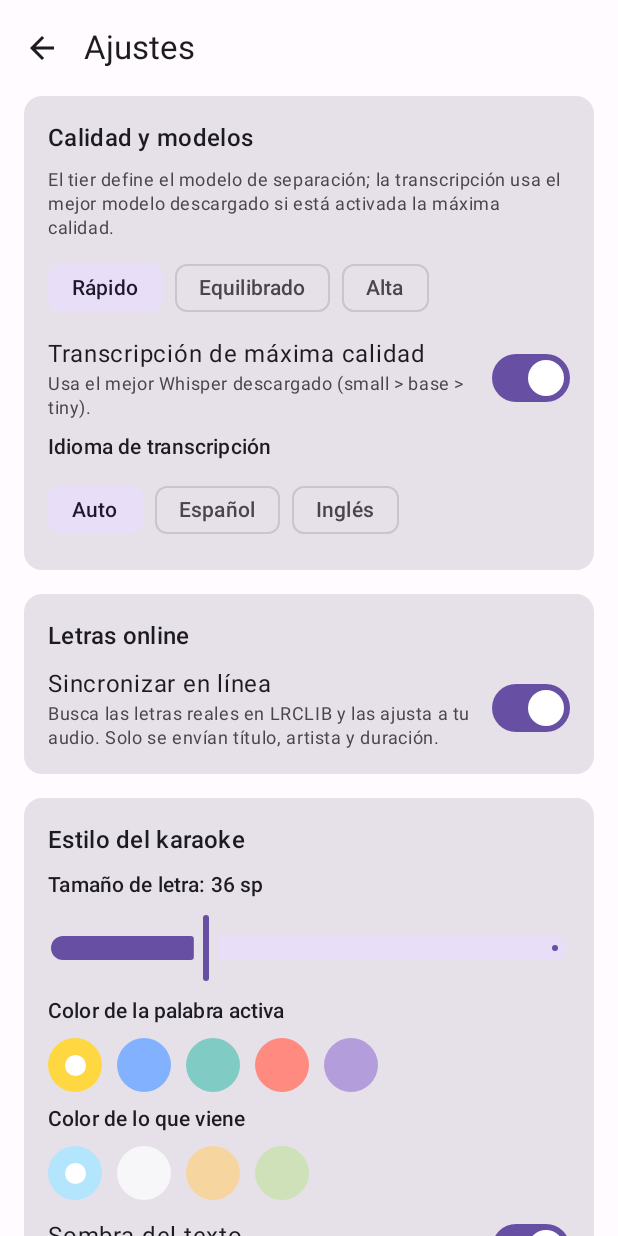
After one commit to TheJorseman/KaraokIAndroid, an Android app built with Jetpack Compose: the SettingsScreen screen opened through its navigation route, on a phone screen of 412 x 824 dp. The commit adds this screen. Run offline under Robolectric (Android 15) with nearby library versions, the phone set to English and light mode, and no system bars; our stand-ins replace Dagger/Hilt's generated code, Room's generated code.

Commit message:
P1 and P2: settings screen, library search/sort, autoplay queue, party mode, Play Store readiness
P1:
- Settings screen (Ajustes): tier selector, transcription language, lyrics-sync and high-quality-transcription toggles, and karaoke style (font size slider, active/upcoming color presets, shadow) — the persisted KaraokeStyle is now actually applied to the lyrics renderer live.
- Library: search field (title/artist) and sort menu (recent/title/duration) backed by LibraryViewModel.visibleSongs.
- Playback queue with autoplay: the player tracks the READY songs and hands the next id to navigation when the current one ends (circular), replacing the player route.
- Party mode basics: the screen stays on while the karaoke player is open.

P2:
- Play Store readiness: docs/privacy-policy.md (local processing story, LRCLIB data-safety), :app:bundleRelease verified (signed AAB, 164 MB).
- emulator-e2e.yml: manual-dispatch workflow running connectedDebugAndroidTest on a KVM emulator.
- TODO.md rewritten: P0/P1/P2 delivered items moved to current state; remaining items refreshed with new proposals (karaoke scoring, CTC alignment, party queue, feature delivery for AAB size).

```diff
--- a/app/src/main/java/com/karaokei/android/navigation/KaraokeNavHost.kt
+++ b/app/src/main/java/com/karaokei/android/navigation/KaraokeNavHost.kt
@@ -43,6 +43,7 @@ object Routes {
     const val PLAYER = "player/{songId}"
     const val IMPORT = "import"
     const val MODEL_MANAGER = "model_manager"
+    const val SETTINGS = "settings"
 
     fun detail(songId: String): String = "detail/$songId"
     fun player(songId: String): String = "player/$songId"
@@ -119,6 +120,12 @@ fun KaraokeNavHost(rootViewModel: RootViewModel = hiltViewModel()) {
                             PipelineForegroundService.startQueue(context)
                         },
                         onOpenModelManager = { navController.navigate(Routes.MODEL_MANAGER) },
+                        onOpenSettings = { navController.navigate(Routes.SETTINGS) },
+                    )
+                }
+                composable(Routes.SETTINGS) {
+                    com.karaokei.feature.library.SettingsScreen(
+                        onBack = { navController.popBackStack() },
                     )
                 }
                 composable(Routes.IMPORT) {
@@ -151,6 +158,13 @@ fun KaraokeNavHost(rootViewModel: RootViewModel = hiltViewModel()) {
                     KaraokePlayerScreen(
                         songId = songId,
                         onBack = { navController.popBackStack() },
+                        onSongFinished = { nextId ->
+                            // Autoplay queue: replace the player route
+                            // with the next song, keeping the back stack
+                            // clean (back returns to the library).
+                            navController.popBackStack()
+                            navController.navigate(Routes.player(nextId))
+                        },
                     )
                 }
                 composable(Routes.MODEL_MANAGER) {
--- a/feature/library/src/main/java/com/karaokei/feature/library/LibraryScreen.kt
+++ b/feature/library/src/main/java/com/karaokei/feature/library/LibraryScreen.kt
@@ -18,12 +18,19 @@ import androidx.compose.material.icons.outlined.CheckCircle
 import androidx.compose.material.icons.outlined.ErrorOutline
 import androidx.compose.material.icons.outlined.GraphicEq
 import androidx.compose.material.icons.outlined.Input
+import androidx.compose.material.icons.outlined.Search
+import androidx.compose.material.icons.outlined.Settings
+import androidx.compose.material.icons.outlined.Sort
 import androidx.compose.material.icons.outlined.Subtitles
 import androidx.compose.material.icons.outlined.Timeline
 import androidx.compose.material3.Card
+import androidx.compose.material3.DropdownMenu
+import androidx.compose.material3.DropdownMenuItem
 import androidx.compose.material3.ExtendedFloatingActionButton
 import androidx.compose.material3.Icon
+import androidx.compose.material3.IconButton
 import androidx.compose.material3.MaterialTheme
+import androidx.compose.material3.OutlinedTextField
 import androidx.compose.material3.Scaffold
 import androidx.compose.material3.Text
 import androidx.compose.material3.TextButton
@@ -31,6 +38,9 @@ import androidx.compose.material3.TopAppBar
 import androidx.compose.material3.ExperimentalMaterial3Api
 import androidx.compose.runtime.Composable
 import androidx.compose.runtime.getValue
+import androidx.compose.runtime.mutableStateOf
+import androidx.compose.runtime.remember
+import androidx.compose.runtime.setValue
 import androidx.compose.ui.Alignment
 import androidx.compose.ui.Modifier
 import androidx.compose.ui.graphics.Color
@@ -52,10 +62,15 @@ fun LibraryScreen(
     onProcess: (String) -> Unit,
     onProcessAll: (List<String>) -> Unit = {},
     onOpenModelManager: () -> Unit,
+    onOpenSettings: () -> Unit = {},
     viewModel: LibraryViewModel = hiltViewModel(),
 ) {
-    val songs by viewModel.songs.collectAsStateWithLifecycle()
-    val pendingIds = songs.filter { it.status != SongStatus.READY }.map { it.id }
+    val songs by viewModel.visibleSongs.collectAsStateWithLifecycle()
+    val allSongs by viewModel.songs.collectAsStateWithLifecycle()
+    val query by viewModel.query.collectAsStateWithLifecycle()
+    val sort by viewModel.sort.collectAsStateWithLifecycle()
+    val pendingIds = allSongs.filter { it.status != SongStatus.READY }.map { it.id }
+    var sortMenuOpen by remember { mutableStateOf(false) }
 
     Scaffold(
         topBar = {
@@ -64,6 +79,9 @@ fun LibraryScreen(
                 actions = {
                     if (pendingIds.size > 1) {
                         TextButton(onClick = { onProcessAll(pendingIds) }) { Text("Procesar todo") }
+                    }
+                    IconButton(onClick = onOpenSettings) {
+                        Icon(Icons.Outlined.Settings, contentDescription = "Ajustes")
                     }
                     TextButton(onClick = onOpenModelManager) { Text("Modelos") }
                 },
@@ -77,11 +95,54 @@ fun LibraryScreen(
             )
         },
     ) { padding ->
-        Box(modifier = Modifier.fillMaxSize().padding(padding)) {
-            if (songs.isEmpty()) {
+        Column(modifier = Modifier.fillMaxSize().padding(padding)) {
+            Row(
+                modifier = Modifier.fillMaxWidth().padding(horizontal = 12.dp, vertical = 4.dp),
+                verticalAlignment = Alignment.CenterVertically,
+                horizontalArrangement = Arrangement.spacedBy(8.dp),
+            ) {
+                OutlinedTextField(
+                    value = query,
+                    onValueChange = viewModel::setQuery,
+                    modifier = Modifier.weight(1f),
+                    placeholder = { Text("Buscar…") },
+                    singleLine = true,
+                    leadingIcon = { Icon(Icons.Outlined.Search, contentDescription = null) },
+                )
+                Box {
+                    IconButton(onClick = { sortMenuOpen = true }) {
+                        Icon(Icons.Outlined.Sort, contentDescription = "Ordenar")
+                    }
+                    DropdownMenu(
+                        expanded = sortMenuOpen,
+                        onDismissRequest = { sortMenuOpen = false },
+                    ) {
+                        DropdownMenuItem(
+                            text = { Text("Más recientes") },
+                            onClick = { viewModel.setSort(SongSort.RECENT); sortMenuOpen = false },
+                        )
+                        DropdownMenuItem(
+                            text = { Text("Título") },
+                            onClick = { viewModel.setSort(SongSort.TITLE); sortMenuOpen = false },
+                        )
+                        DropdownMenuItem(
+                            text = { Text("Duración") },
+                            onClick = { viewModel.setSort(SongSort.DURATION); sortMenuOpen = false },
+                        )
+                    }
+                }
+            }
+            if (allSongs.isEmpty()) {
                 Box(modifier = Modifier.fillMaxSize(), contentAlignment = Alignment.Center) {
                     Text(
                         "No hay canciones. Toca \"Importar\" para empezar.",
+                        style = MaterialTheme.typography.bodyLarge,
+                    )
+                }
+            } else if (songs.isEmpty()) {
+                Box(modifier = Modifier.fillMaxSize(), contentAlignment = Alignment.Center) {
+                    Text(
+                        "Sin resultados para \"$query\".",
                         style = MaterialTheme.typography.bodyLarge,
                     )
                 }
--- a/feature/library/src/main/java/com/karaokei/feature/library/LibraryViewModel.kt
+++ b/feature/library/src/main/java/com/karaokei/feature/library/LibraryViewModel.kt
@@ -6,11 +6,15 @@ import com.karaokei.core.data.db.entity.SongEntity
 import com.karaokei.core.data.repository.SongRepository
 import dagger.hilt.android.lifecycle.HiltViewModel
 import kotlinx.coroutines.CoroutineExceptionHandler
+import kotlinx.coroutines.flow.MutableStateFlow
 import kotlinx.coroutines.flow.SharingStarted
 import kotlinx.coroutines.flow.StateFlow
+import kotlinx.coroutines.flow.combine
 import kotlinx.coroutines.flow.stateIn
 import kotlinx.coroutines.launch
 import javax.inject.Inject
+
+enum class SongSort { TITLE, RECENT, DURATION }
 
 @HiltViewModel
 class LibraryViewModel @Inject constructor(
@@ -24,6 +28,38 @@ class LibraryViewModel @Inject constructor(
             initialValue = emptyList(),
         )
 
+    private val _query = MutableStateFlow("")
+    val query: StateFlow<String> = _query
+
+    private val _sort = MutableStateFlow(SongSort.RECENT)
+    val sort: StateFlow<SongSort> = _sort
+
+    /** Songs with the current search filter and sort applied. */
+    val visibleSongs: StateFlow<List<SongEntity>> = combine(songs, _query, _sort) { list, rawQuery, sort ->
+        val query = rawQuery.trim()
+        val filtered = if (query.isEmpty()) list else list.filter { song ->
+            song.title.contains(query, ignoreCase = true) ||
+                song.artist.orEmpty().contains(query, ignoreCase = true)
+        }
+        when (sort) {
+            SongSort.TITLE -> filtered.sortedBy { it.title.lowercase() }
+            SongSort.RECENT -> filtered // Room already orders by createdAt DESC
+            SongSort.DURATION -> filtered.sortedByDescending { it.durationMs }
+        }
+    }.stateIn(
+        scope = viewModelScope,
+        started = SharingStarted.WhileSubscribed(STOP_TIMEOUT_MS),
+        initialValue = emptyList(),
+    )
+
+    fun setQuery(value: String) {
+        _query.value = value
+    }
+
+    fun setSort(value: SongSort) {
+        _sort.value = value
+    }
+
     fun import(uri: android.net.Uri) {
         viewModelScope.launch(EXCEPTION_HANDLER) { repository.import(uri) }
     }
--- /dev/null
+++ b/feature/library/src/main/java/com/karaokei/feature/library/SettingsScreen.kt
@@ -0,0 +1,214 @@
+package com.karaokei.feature.library
+
+import androidx.compose.foundation.background
+import androidx.compose.foundation.clickable
+import androidx.compose.foundation.layout.Arrangement
+import androidx.compose.foundation.layout.Box
+import androidx.compose.foundation.layout.Column
+import androidx.compose.foundation.layout.Row
+import androidx.compose.foundation.layout.fillMaxSize
+import androidx.compose.foundation.layout.fillMaxWidth
+import androidx.compose.foundation.layout.padding
+import androidx.compose.foundation.layout.size
+import androidx.compose.foundation.rememberScrollState
+import androidx.compose.foundation.shape.CircleShape
+import androidx.compose.foundation.verticalScroll
+import androidx.compose.material.icons.Icons
+import androidx.compose.material.icons.automirrored.filled.ArrowBack
+import androidx.compose.material3.Card
+import androidx.compose.material3.ExperimentalMaterial3Api
+import androidx.compose.material3.FilterChip
+import androidx.compose.material3.Icon
+import androidx.compose.material3.IconButton
+import androidx.compose.material3.MaterialTheme
+import androidx.compose.material3.Scaffold
+import androidx.compose.material3.Slider
+import androidx.compose.material3.Switch
+import androidx.compose.material3.Text
+import androidx.compose.material3.TopAppBar
+import androidx.compose.runtime.Composable
+import androidx.compose.runtime.getValue
+import androidx.compose.ui.Alignment
+import androidx.compose.ui.Modifier
+import androidx.compose.ui.graphics.Color
+import androidx.compose.ui.unit.dp
+import androidx.hilt.navigation.compose.hiltViewModel
+import androidx.lifecycle.compose.collectAsStateWithLifecycle
+import com.karaokei.core.data.db.entity.ModelTier
+import com.karaokei.core.data.preferences.UserPreferences
+
+private val ACTIVE_PRESETS = listOf("#FFFFD740", "#FF82B1FF", "#FF80CBC4", "#FFFF8A80", "#FFB39DDB")
+private val UPCOMING_PRESETS = listOf("#B3E5FC", "#B3FFFFFF", "#B3FFD180", "#B3C5E1A5")
+
+@Composable
+@OptIn(ExperimentalMaterial3Api::class)
+fun SettingsScreen(
+    onBack: () -> Unit,
+    viewModel: SettingsViewModel = hiltViewModel(),
+) {
+    val tier by viewModel.selectedTier.collectAsStateWithLifecycle()
+    val language by viewModel.preferredLanguage.collectAsStateWithLifecycle()
+    val lyricsSync by viewModel.lyricsOnlineSync.collectAsStateWithLifecycle()
+    val hqTranscription by viewModel.highQualityTranscription.collectAsStateWithLifecycle()
+    val style by viewModel.karaokeStyle.collectAsStateWithLifecycle()
+
+    Scaffold(
+        topBar = {
+            TopAppBar(
+                title = { Text("Ajustes") },
+                navigationIcon = {
+                    IconButton(onClick = onBack) {
+                        Icon(Icons.AutoMirrored.Filled.ArrowBack, contentDescription = "Atrás")
+                    }
+                },
+            )
+        },
+    ) { padding ->
+        Column(
+            modifier = Modifier
+                .fillMaxSize()
+                .padding(padding)
+                .verticalScroll(rememberScrollState())
+                .padding(horizontal = 16.dp),
+            verticalArrangement = Arrangement.spacedBy(16.dp),
+        ) {
+            Section("Calidad y modelos") {
+                Text(
+                    "El tier define el modelo de separación; la transcripción usa el " +
+                        "mejor modelo descargado si está activada la máxima calidad.",
+                    style = MaterialTheme.typography.bodySmall,
+                    color = MaterialTheme.colorScheme.onSurfaceVariant,
+                )
+                Row(horizontalArrangement = Arrangement.spacedBy(8.dp)) {
+                    FilterChip(
+                        selected = tier == ModelTier.FAST,
+                        onClick = { viewModel.setTier(ModelTier.FAST) },
+                        label = { Text("Rápido") },
+                    )
+                    FilterChip(
+                        selected = tier == ModelTier.BALANCED,
+                        onClick = { viewModel.setTier(ModelTier.BALANCED) },
+                        label = { Text("Equilibrado") },
+                    )
+                    FilterChip(
+                        selected = tier == ModelTier.HQ,
+                        onClick = { viewModel.setTier(ModelTier.HQ) },
+                        label = { Text("Alta") },
+                    )
+                }
+                ToggleRow(
+                    title = "Transcripción de máxima calidad",
+                    subtitle = "Usa el mejor Whisper descargado (small > base > tiny).",
+                    checked = hqTranscription,
+                    onCheckedChange = viewModel::setHighQualityTranscription,
+                )
+                Text("Idioma de transcripción", style = MaterialTheme.typography.titleSmall)
+                Row(horizontalArrangement = Arrangement.spacedBy(8.dp)) {
+                    listOf("auto" to "Auto", "es" to "Español", "en" to "Inglés").forEach { (code, label) ->
+                        FilterChip(
+                            selected = language == code,
+                            onClick = { viewModel.setLanguage(code) },
+                            label = { Text(label) },
+                        )
+                    }
+                }
+            }
+
+            Section("Letras online") {
+                ToggleRow(
+                    title = "Sincronizar en línea",
+                    subtitle = "Busca las letras reales en LRCLIB y las ajusta a tu audio. " +
+                        "Solo se envían título, artista y duración.",
+                    checked = lyricsSync,
+                    onCheckedChange = viewModel::setLyricsOnlineSync,
+                )
+            }
+
+            Section("Estilo del karaoke") {
+                Text(
+                    "Tamaño de letra: ${style.fontSizeSp.toInt()} sp",
+                    style = MaterialTheme.typography.titleSmall,
+                )
+                Slider(
+                    value = style.fontSizeSp,
+                    onValueChange = { viewModel.setKaraokeStyle(style.copy(fontSizeSp = it)) },
+                    valueRange = 24f..64f,
+                )
+                Text("Color de la palabra activa", style = MaterialTheme.typography.titleSmall)
+                ColorRow(ACTIVE_PRESETS, style.activeColor) { picked ->
+                    viewModel.setKaraokeStyle(style.copy(activeColor = picked))
+                }
+                Text("Color de lo que viene", style = MaterialTheme.typography.titleSmall)
+                ColorRow(UPCOMING_PRESETS, style.upcomingColor) { picked ->
+                    viewModel.setKaraokeStyle(style.copy(upcomingColor = picked))
+                }
+                ToggleRow(
+                    title = "Sombra del texto",
+                    subtitle = "Mejora el contraste sobre vídeos.",
+                    checked = style.shadowEnabled,
+                    onCheckedChange = { viewModel.setKaraokeStyle(style.copy(shadowEnabled = it)) },
+                )
+            }
+        }
+    }
+}
+
+@Composable
+private fun Section(title: String, content: @Composable () -> Unit) {
+    Card(modifier = Modifier.fillMaxWidth()) {
+        Column(modifier = Modifier.padding(16.dp), verticalArrangement = Arrangement.spacedBy(8.dp)) {
+            Text(title, style = MaterialTheme.typography.titleMedium)
+            content()
+        }
+    }
+}
+
+@Composable
+private fun ToggleRow(
+    title: String,
+    subtitle: String? = null,
+    checked: Boolean,
+    onCheckedChange: (Boolean) -> Unit,
+) {
+    Row(
+        modifier = Modifier.fillMaxWidth(),
+        verticalAlignment = Alignment.CenterVertically,
+        horizontalArrangement = Arrangement.SpaceBetween,
+    ) {
+        Column(modifier = Modifier.weight(1f)) {
+            Text(title, style = MaterialTheme.typography.bodyLarge)
+            subtitle?.let {
+                Text(
+                    it,
+                    style = MaterialTheme.typography.bodySmall,
+                    color = MaterialTheme.colorScheme.onSurfaceVariant,
+                )
+            }
+        }
+        Switch(checked = checked, onCheckedChange = onCheckedChange)
+    }
+}
+
+@Composable
+private fun ColorRow(presets: List<String>, selected: String, onPick: (String) -> Unit) {
+    Row(horizontalArrangement = Arrangement.spacedBy(10.dp)) {
+        presets.forEach { hex ->
+            val color = Color(android.graphics.Color.parseColor(hex))
+            Box(
+                modifier = Modifier
+                    .size(36.dp)
+                    .background(color = color, shape = CircleShape)
+                    .clickable { onPick(hex) },
+                contentAlignment = Alignment.Center,
+            ) {
+                if (hex == selected) {
+                    Box(
+                        modifier = Modifier
+                            .size(14.dp)
+                            .background(Color.White, CircleShape),
+                    )
+                }
+            }
+        }
+    }
+}
--- /dev/null
+++ b/feature/library/src/main/java/com/karaokei/feature/library/SettingsViewModel.kt
@@ -0,0 +1,57 @@
+package com.karaokei.feature.library
+
+import androidx.lifecycle.ViewModel
+import androidx.lifecycle.viewModelScope
+import com.karaokei.core.data.db.entity.ModelTier
+import com.karaokei.core.data.preferences.UserPreferences
+import dagger.hilt.android.lifecycle.HiltViewModel
+import kotlinx.coroutines.flow.SharingStarted
+import kotlinx.coroutines.flow.StateFlow
+import kotlinx.coroutines.flow.stateIn
+import kotlinx.coroutines.launch
+import javax.inject.Inject
+
+@HiltViewModel
+class SettingsViewModel @Inject constructor(
+    private val preferences: UserPreferences,
+) : ViewModel() {
+
+    val selectedTier: StateFlow<ModelTier> = preferences.selectedTier
+        .stateIn(viewModelScope, SharingStarted.WhileSubscribed(5_000L), ModelTier.FAST)
+
+    val preferredLanguage: StateFlow<String> = preferences.preferredLanguage
+        .stateIn(viewModelScope, SharingStarted.WhileSubscribed(5_000L), "auto")
+
+    val lyricsOnlineSync: StateFlow<Boolean> = preferences.lyricsOnlineSync
+        .stateIn(viewModelScope, SharingStarted.WhileSubscribed(5_000L), true)
+
+    val highQualityTranscription: StateFlow<Boolean> = preferences.highQualityTranscription
+        .stateIn(viewModelScope, SharingStarted.WhileSubscribed(5_000L), true)
+
+    val karaokeStyle: StateFlow<UserPreferences.KaraokeStyle> = preferences.karaokeStyle
+        .stateIn(
+            viewModelScope,
+            SharingStarted.WhileSubscribed(5_000L),
+            UserPreferences.KaraokeStyle(),
+        )
+
+    fun setTier(tier: ModelTier) {
+        viewModelScope.launch { preferences.setSelectedTier(tier) }
+    }
+
+    fun setLanguage(code: String) {
+        viewModelScope.launch { preferences.setPreferredLanguage(code) }
+    }
+
+    fun setLyricsOnlineSync(enabled: Boolean) {
+        viewModelScope.launch { preferences.setLyricsOnlineSync(enabled) }
+    }
+
+    fun setHighQualityTranscription(enabled: Boolean) {
+        viewModelScope.launch { preferences.setHighQualityTranscription(enabled) }
+    }
+
+    fun setKaraokeStyle(style: UserPreferences.KaraokeStyle) {
+        viewModelScope.launch { preferences.setKaraokeStyle(style) }
+    }
+}
```
Also changed, not shown: feature/karaoke-player/src/main/java/com/karaokei/feature/karaokeplayer/KaraokePlayerScreen.kt (+32 -1 lines), feature/karaoke-player/src/main/java/com/karaokei/feature/karaokeplayer/KaraokePlayerViewModel.kt (+47 -0 lines), feature/karaoke-player/src/main/java/com/karaokei/feature/karaokeplayer/renderer/KaraokeLyricsRenderer.kt (+100 -72 lines), 3 other files.
